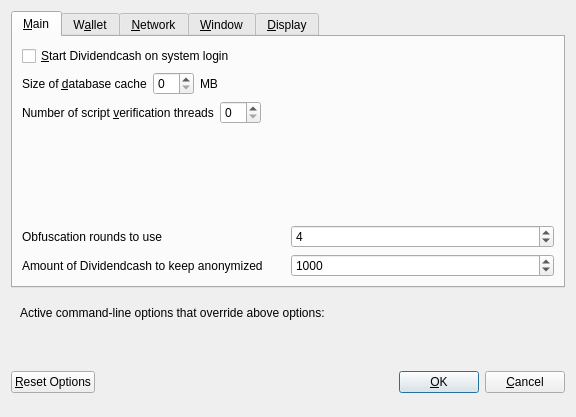
The window that src/qt/forms/optionsdialog.ui (dividendcash/DividendCash) describes before a commit, drawn with Qt 5.
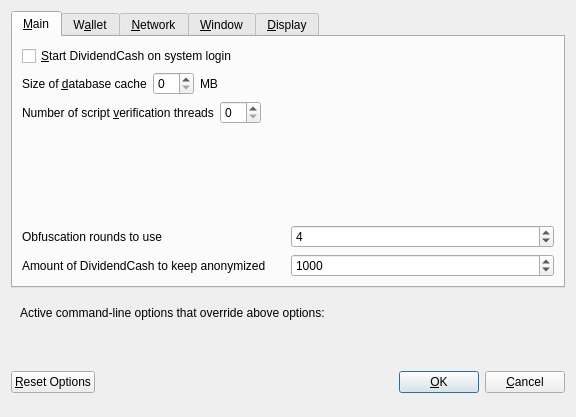
The same window after the commit. Custom widgets are drawn as their Qt base class.

Diff of the .ui file:
```diff
--- a/src/qt/forms/optionsdialog.ui
+++ b/src/qt/forms/optionsdialog.ui
@@ -33,7 +33,7 @@
           <string>Automatically start Dividendcash after logging in to the system.</string>
          </property>
          <property name="text">
-          <string>&amp;Start Dividendcash on system login</string>
+          <string>&amp;Start DividendCash on system login</string>
          </property>
         </widget>
        </item>
@@ -177,7 +177,7 @@
             <string notr="true"/>
            </property>
            <property name="text">
-            <string>Amount of Dividendcash to keep anonymized</string>
+            <string>Amount of DividendCash to keep anonymized</string>
            </property>
           </widget>
          </item>
```
Left out of the diff: 8 changed lines with no effect on the pictures.
